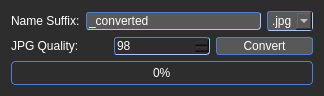
This is convertimagesdialog.ui in Theverat/ImagePreview as Qt 5 draws it before an edit. The edited form follows.
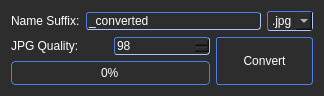
This is the edited form.

Commit message: image antialiasing is now MUCH better, improved file conversion dialog

Patch:
```diff
--- a/convertimagesdialog.ui
+++ b/convertimagesdialog.ui
@@ -51,13 +51,18 @@
         <bool>false</bool>
        </property>
        <property name="styleSheet">
-        <string notr="true">background-color: rgb(88, 88, 88);
-color: rgb(255, 255, 255);
+        <string notr="true">color: rgb(255, 255, 255);
+
+background-color: qlineargradient(
+x1: 0, y1: 0, x2: 0, y2: 1,
+stop: 0 #333, stop: 1 #444);
 
 border-style: inset;
 border-width: 1px;
 border-color: rgb(74, 127, 227);
-border-radius: 3px;</string>
+border-radius: 3px;
+
+</string>
        </property>
        <property name="text">
         <string>_converted</string>
@@ -86,7 +91,9 @@
        </property>
        <property name="styleSheet">
         <string notr="true">QComboBox {
-background-color: rgb(88, 88, 88);
+background-color: qlineargradient(
+	x1: 0, y1: 0, x2: 0, y2: 1,
+	stop: 0 #333, stop: 1 #444);
 color: rgb(255, 255, 255);
 
 border-style: inset;
@@ -140,15 +147,8 @@
     </layout>
    </item>
    <item>
-    <layout class="QHBoxLayout" name="horizontalLayout_2">
-     <item>
-      <widget class="QLabel" name="label_jpgQuality">
-       <property name="text">
-        <string>JPG Quality:</string>
-       </property>
-      </widget>
-     </item>
-     <item>
+    <layout class="QGridLayout" name="gridLayout">
+     <item row="0" column="1">
       <widget class="QSpinBox" name="spinBox_jpgQuality">
        <property name="styleSheet">
         <string notr="true">QSpinBox {
@@ -177,34 +177,17 @@
        </property>
       </widget>
      </item>
-     <item>
-      <widget class="QPushButton" name="pushButton_convert">
-       <property name="autoFillBackground">
-        <bool>false</bool>
-       </property>
-       <property name="styleSheet">
-        <string notr="true">background-color: rgb(88, 88, 88);
-
-border: 1px solid;
-border-color: rgb(74, 127, 227);
-border-radius: 3px;
-
-height: 16px;</string>
-       </property>
+     <item row="0" column="0">
+      <widget class="QLabel" name="label_jpgQuality">
        <property name="text">
-        <string>Convert</string>
-       </property>
-       <property name="flat">
-        <bool>false</bool>
+        <string>JPG Quality:</string>
        </property>
       </widget>
      </item>
-    </layout>
-   </item>
-   <item>
-    <widget class="QProgressBar" name="progressBar">
-     <property name="styleSheet">
-      <string notr="true">QProgressBar {
+     <item row="1" column="0" colspan="2">
+      <widget class="QProgressBar" name="progressBar">
+       <property name="styleSheet">
+        <string notr="true">QProgressBar {
     border: 1px solid  rgb(74, 127, 227);
     border-radius: 4px;
 	text-align: center;
@@ -215,14 +198,74 @@
 	background-color: rgb(51, 96, 191);
     width: 20px;
  }</string>
-     </property>
-     <property name="value">
-      <number>0</number>
-     </property>
-     <property name="textVisible">
-      <bool>true</bool>
-     </property>
-    </widget>
+       </property>
+       <property name="value">
+        <number>0</number>
+       </property>
+       <property name="textVisible">
+        <bool>true</bool>
+       </property>
+      </widget>
+     </item>
+     <item row="0" column="2" rowspan="2">
+      <widget class="QPushButton" name="pushButton_convert">
+       <property name="sizePolicy">
+        <sizepolicy hsizetype="Minimum" vsizetype="Preferred">
+         <horstretch>0</horstretch>
+         <verstretch>0</verstretch>
+        </sizepolicy>
+       </property>
+       <property name="autoFillBackground">
+        <bool>false</bool>
+       </property>
+       <property name="styleSheet">
+        <string notr="true">QPushButton {
+
+background: qlineargradient(x1: 0, y1: 0, x2: 0, y2: 1,
+stop: 0 #a6a6a6, stop: 0.08 #7f7f7f,
+stop: 0.39999 #717171, stop: 0.4 #626262,
+stop: 0.9 #4c4c4c, stop: 1 #333333);
+
+/*
+background: qradialgradient(cx: 0.5, cy: -0.3,
+fx: 0.5, fy: -0.3,
+radius: 1.4, stop: 0 #888, stop: 1 #222);
+*/
+
+border: 1px solid;
+border-color: rgb(74, 127, 227);
+border-radius: 3px;
+
+height: 16px;
+}
+
+QPushButton::hover {
+
+background: qlineargradient(x1: 0, y1: 0, x2: 0, y2: 1,
+stop: 0 #a6a6a6, stop: 0.08 #7f7f7f,
+stop: 0.39999 #68717b, stop: 0.4 #4a5e75,
+stop: 0.9 #4c4c4c, stop: 1 #333333);
+
+/*
+background: qradialgradient(cx: 0.5, cy: -0.3,
+fx: 0.5, fy: -0.3,
+radius: 1.4, stop: 0 #5a84ae, stop: 1 #222);
+*/
+
+}</string>
+       </property>
+       <property name="text">
+        <string>Convert</string>
+       </property>
+       <property name="default">
+        <bool>true</bool>
+       </property>
+       <property name="flat">
+        <bool>false</bool>
+       </property>
+      </widget>
+     </item>
+    </layout>
    </item>
   </layout>
  </widget>
```
Left out of the diff: 13 changed lines with no effect on the pictures. The commit also changes 3 other files.
